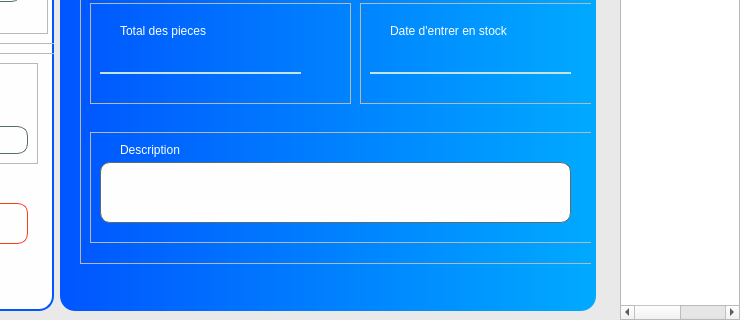
This is views/auth/main_admin_window.ui in ninohantonio/Store-Management as Qt 5 draws it before an edit; both pictures show x 572 to 1312 and y 390 to 710 of the 1312 by 710 pixel window. The edited form follows.
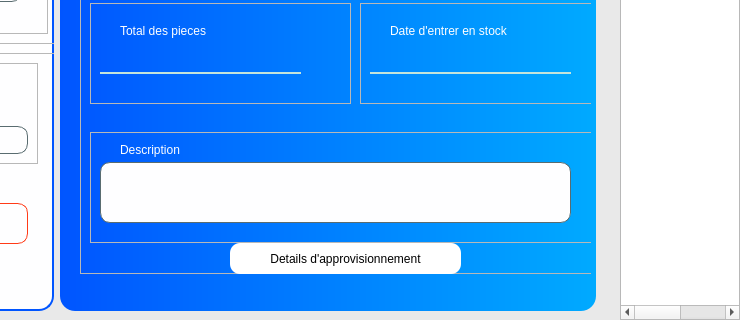
This is the edited form. Icons and pictures are not drawn. Custom widgets are drawn as their Qt base class.

```diff
--- a/views/auth/main_admin_window.ui
+++ b/views/auth/main_admin_window.ui
@@ -94,6 +94,11 @@
 	text-align: center;
 }
 
+#appro_detail{
+	background-color: white;
+	border-radius: 10px;
+}
+
 
 
 </string>
@@ -916,7 +921,7 @@
                           <x>10</x>
                           <y>-40</y>
                           <width>521</width>
-                          <height>621</height>
+                          <height>631</height>
                          </rect>
                         </property>
                         <property name="frameShape">
@@ -1308,6 +1313,22 @@
                           </property>
                          </widget>
                         </widget>
+                        <widget class="QPushButton" name="appro_detail">
+                         <property name="geometry">
+                          <rect>
+                           <x>150</x>
+                           <y>600</y>
+                           <width>231</width>
+                           <height>31</height>
+                          </rect>
+                         </property>
+                         <property name="cursor">
+                          <cursorShape>PointingHandCursor</cursorShape>
+                         </property>
+                         <property name="text">
+                          <string>Details d'approvisionnement</string>
+                         </property>
+                        </widget>
                        </widget>
                       </widget>
                      </widget>
```
